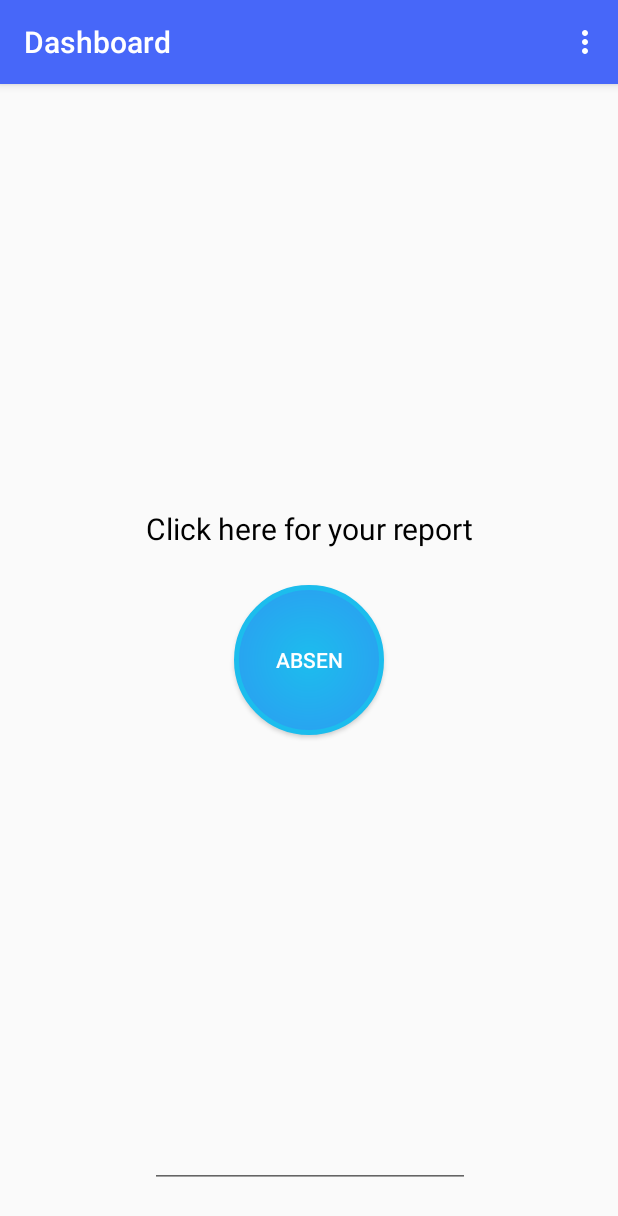
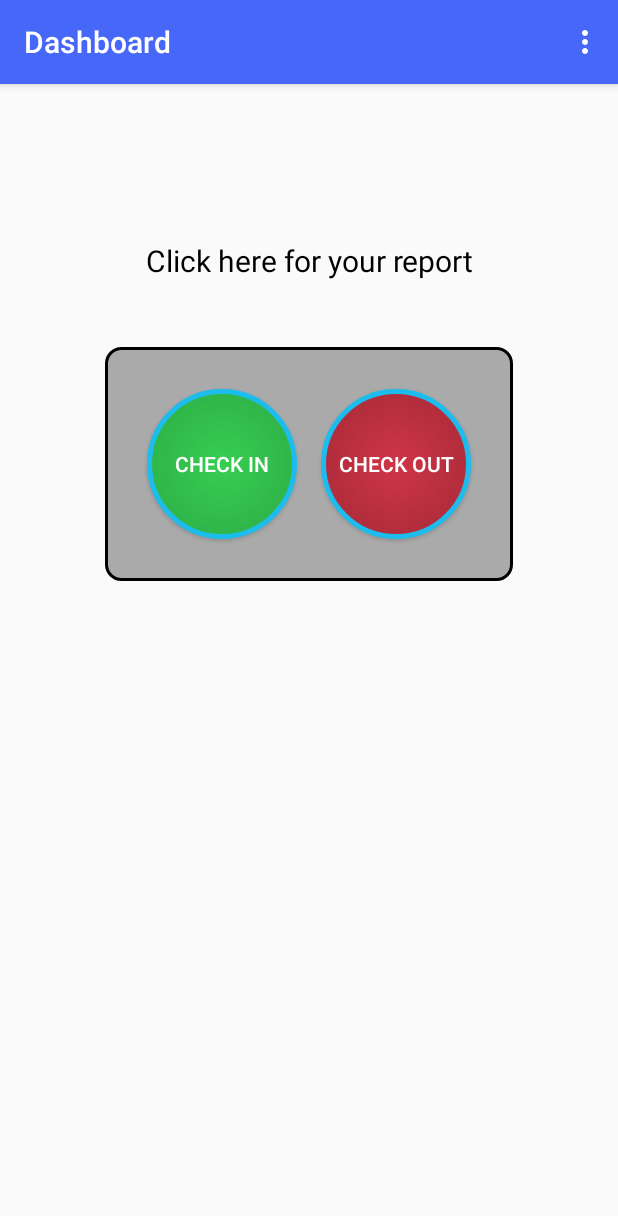
Before and after one commit to jacky-htg/AbsenApp, an Android app: the DashboardActivity screen opened directly, with no data from a screen before it, on a phone screen of 412 x 824 dp. Shown: the top 1216 px of the screen. Run offline under Robolectric (Android 15) with nearby library versions, the phone set to English and light mode, and no system bars; our stand-ins replace Volley; libraries missing offline, so code that uses them is left out: com.wang.avi.

Commit message:
checkin checkout

```diff
--- a/app/src/main/java/com/rijalasepnugroho/absenapp/DashboardActivity.java
+++ b/app/src/main/java/com/rijalasepnugroho/absenapp/DashboardActivity.java
@@ -49,24 +49,35 @@ import java.util.Map;
 public class DashboardActivity extends AppCompatActivity {
 
     public static boolean hasLogin = false;
-    Button btnAbsen;
+    Button btnAbsenCheckIn, btnAbsenCheckOut;
     SessionManager sessionManager;
     private Toolbar toolbar;
     private MyDialog dlg = new MyDialog();
     private EditText editLocation;
     private String lat, lng;
     private Dialog dialogLoading;
+    private String type;
 
     @Override
     protected void onCreate(Bundle savedInstanceState) {
         super.onCreate(savedInstanceState);
         setContentView(R.layout.activity_dashboard);
         getSupportActionBar().setTitle("Dashboard");
-        btnAbsen = findViewById(R.id.btnAbsen);
+        btnAbsenCheckIn = findViewById(R.id.btnAbsen);
+        btnAbsenCheckOut = findViewById(R.id.btnAbsen2);
+
         editLocation = findViewById(R.id.editLocation);
-        btnAbsen.setOnClickListener(new View.OnClickListener() {
+        btnAbsenCheckIn.setOnClickListener(new View.OnClickListener() {
             @Override
             public void onClick(View v) {
+                type = "checkin";
+                absenProses();
+            }
+        });
+        btnAbsenCheckOut.setOnClickListener(new View.OnClickListener() {
+            @Override
+            public void onClick(View v) {
+                type = "checkout";
                 absenProses();
             }
         });
@@ -115,6 +126,7 @@ public class DashboardActivity extends AppCompatActivity {
             job.put("jwt", SessionManager.getString(this, Constant.TOKEN));
             job.put("lat", lat);
             job.put("long", lng);
+            job.put("type", type);
         } catch (JSONException e) {
             e.printStackTrace();
         }
--- /dev/null
+++ b/app/src/main/res/drawable/my_custom_bg.xml
@@ -0,0 +1,9 @@
+<shape xmlns:android="http://schemas.android.com/apk/res/android"
+    android:shape="rectangle">
+    <corners
+        android:radius="10dp" />
+    <solid android:color="@android:color/darker_gray" />
+    <stroke
+        android:width="2dp"
+        android:color="@android:color/black" />
+</shape>
--- /dev/null
+++ b/app/src/main/res/drawable/shape_checkin.xml
@@ -0,0 +1,12 @@
+<?xml version="1.0" encoding="utf-8"?>
+<shape xmlns:android="http://schemas.android.com/apk/res/android"
+    android:shape="oval">
+    <corners android:radius="5dp" />
+    <stroke android:width="5px" android:color="#1cbded" />
+    <gradient
+        android:type="radial"
+        android:startColor="#37ce53"
+        android:centerColor="#1d772e"
+        android:endColor="#1cbded"
+        android:gradientRadius="500" />
+</shape>
--- /dev/null
+++ b/app/src/main/res/drawable/shape_checkout.xml
@@ -0,0 +1,12 @@
+<?xml version="1.0" encoding="utf-8"?>
+<shape xmlns:android="http://schemas.android.com/apk/res/android"
+    android:shape="oval">
+    <corners android:radius="5dp" />
+    <stroke android:width="5px" android:color="#1cbded" />
+    <gradient
+        android:type="radial"
+        android:startColor="#ce3547"
+        android:centerColor="#6b1822"
+        android:endColor="#1cbded"
+        android:gradientRadius="500" />
+</shape>
--- a/app/src/main/res/layout/activity_dashboard.xml
+++ b/app/src/main/res/layout/activity_dashboard.xml
@@ -1,11 +1,22 @@
 <?xml version="1.0" encoding="utf-8"?>
-<android.support.constraint.ConstraintLayout
-    xmlns:android="http://schemas.android.com/apk/res/android"
+<android.support.constraint.ConstraintLayout xmlns:android="http://schemas.android.com/apk/res/android"
+    xmlns:app="http://schemas.android.com/apk/res-auto"
     xmlns:tools="http://schemas.android.com/tools"
-    xmlns:app="http://schemas.android.com/apk/res-auto"
     android:layout_width="match_parent"
     android:layout_height="match_parent"
     tools:context=".DashboardActivity">
+
+    <LinearLayout
+        android:layout_width="wrap_content"
+        android:layout_height="wrap_content"
+        android:layout_marginTop="44dp"
+        android:orientation="horizontal"
+        android:padding="20dp"
+        android:background="@drawable/my_custom_bg"
+        app:layout_constraintEnd_toEndOf="parent"
+        app:layout_constraintHorizontal_bias="0.5"
+        app:layout_constraintStart_toStartOf="parent"
+        app:layout_constraintTop_toBottomOf="@+id/textView2">
 
         <Button
             android:id="@+id/btnAbsen"
@@ -17,12 +28,35 @@
             android:layout_marginEnd="8dp"
             android:layout_marginRight="8dp"
             android:layout_marginBottom="8dp"
-        android:text="@string/txt_absen"
-        android:background="@drawable/shape_absen"
+            android:background="@drawable/shape_checkin"
+            android:text="@string/check_in"
             app:layout_constraintBottom_toBottomOf="parent"
             app:layout_constraintEnd_toEndOf="parent"
+            app:layout_constraintHorizontal_bias="0.244"
             app:layout_constraintStart_toStartOf="parent"
-        app:layout_constraintTop_toTopOf="parent" />
+            app:layout_constraintTop_toTopOf="parent"
+            app:layout_constraintVertical_bias="0.499" />
+
+        <Button
+            android:id="@+id/btnAbsen2"
+            android:layout_width="100dp"
+            android:layout_height="100dp"
+            android:layout_marginStart="8dp"
+            android:layout_marginLeft="8dp"
+            android:layout_marginTop="8dp"
+            android:layout_marginEnd="8dp"
+            android:layout_marginRight="8dp"
+            android:layout_marginBottom="8dp"
+            android:background="@drawable/shape_checkout"
+            android:text="@string/check_out"
+            app:layout_constraintBottom_toBottomOf="parent"
+            app:layout_constraintEnd_toEndOf="parent"
+            app:layout_constraintHorizontal_bias="0.772"
+            app:layout_constraintStart_toStartOf="parent"
+            app:layout_constraintTop_toTopOf="parent"
+            app:layout_constraintVertical_bias="0.499" />
+
+    </LinearLayout>
 
     <EditText
         android:id="@+id/editLocation"
@@ -34,12 +68,13 @@
         android:layout_marginRight="8dp"
         android:layout_marginBottom="32dp"
         android:ems="10"
+        android:visibility="gone"
+        android:focusable="false"
         android:inputType="textPersonName"
-        android:focusable="false"
         android:textColor="#000000"
         app:layout_constraintBottom_toBottomOf="parent"
         app:layout_constraintEnd_toEndOf="parent"
-        app:layout_constraintHorizontal_bias="0.503"
+        app:layout_constraintHorizontal_bias="0.5"
         app:layout_constraintStart_toStartOf="parent" />
 
     <TextView
@@ -48,13 +83,14 @@
         android:layout_height="27dp"
         android:layout_marginStart="8dp"
         android:layout_marginLeft="8dp"
+        android:layout_marginTop="104dp"
         android:layout_marginEnd="8dp"
         android:layout_marginRight="8dp"
-        android:layout_marginBottom="24dp"
         android:text="Click here for your report"
         android:textColor="#000000"
         android:textSize="20sp"
-        app:layout_constraintBottom_toTopOf="@+id/btnAbsen"
         app:layout_constraintEnd_toEndOf="parent"
-        app:layout_constraintStart_toStartOf="parent" />
+        app:layout_constraintHorizontal_bias="0.5"
+        app:layout_constraintStart_toStartOf="parent"
+        app:layout_constraintTop_toTopOf="parent" />
 </android.support.constraint.ConstraintLayout>
--- a/app/src/main/res/values/strings.xml
+++ b/app/src/main/res/values/strings.xml
@@ -8,4 +8,6 @@
     <string name="message_proses_absen">Proses absensi sedang dilakukan</string>
     <string name="permission_dialog">Accessing Location Permissions required</string>
     <string name="go_to_permissions_settings">Go to App settings and enable permissions</string>
+    <string name="check_in">Check In</string>
+    <string name="check_out">Check Out</string>
 </resources>
--- a/build.gradle
+++ b/build.gradle
@@ -7,7 +7,7 @@ buildscript {
         jcenter()
     }
     dependencies {
-        classpath 'com.android.tools.build:gradle:3.2.1'
+        classpath 'com.android.tools.build:gradle:3.3.0'
 
         // NOTE: Do not place your application dependencies here; they belong
         // in the individual module build.gradle files
```
Also changed, not shown: gradle/wrapper/gradle-wrapper.properties. Lines whose indentation alone changed are shown as unchanged.
